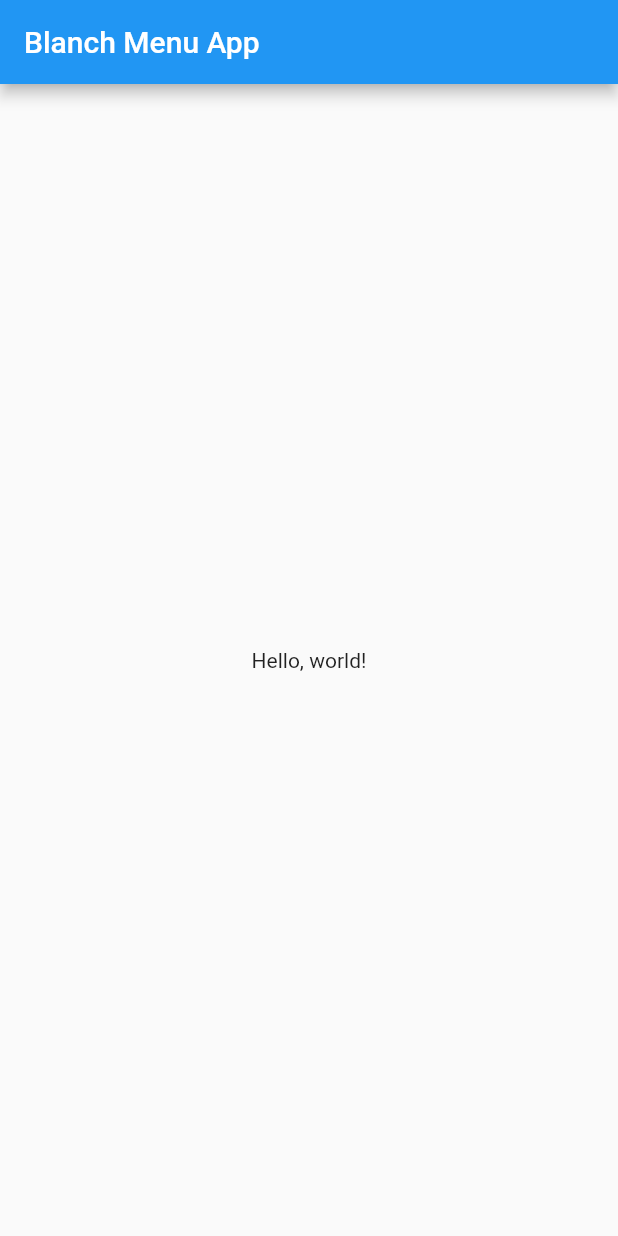
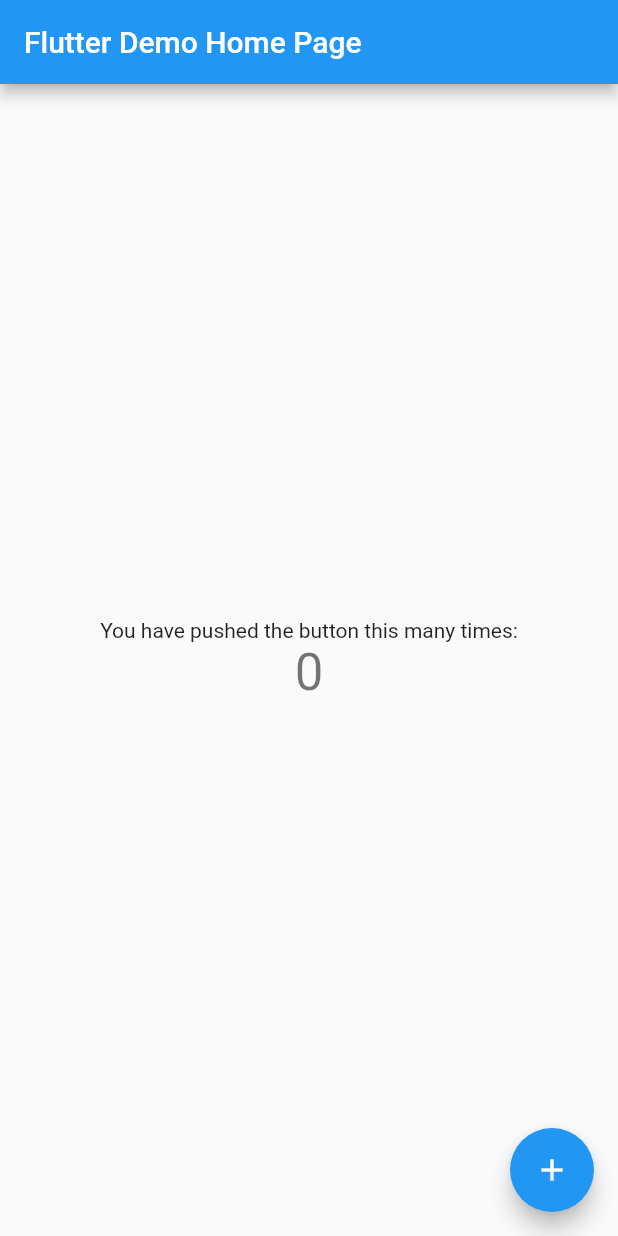
Before and after one commit to fowle22d/blanch_menu_app, a Flutter app: the screen it shows after launch, on a phone screen of 412 x 824 dp. Run offline on Flutter 3.47's test engine with Material 2 defaults, Android fonts, the phone set to English and light mode, and no system bars.

Commit message:
Revert "hello wold demo"
This reverts commit 80f4233d5f31382f857e66112e1f2cbb9f21da47.

hello world demo

```diff
--- a/lib/main.dart
+++ b/lib/main.dart
@@ -1,27 +1,113 @@
-import 'package:flutter/material.dart'; // Material contains logic for prebuilt Flutter widgets
-import 'view/pages/home_page.dart';
+import 'package:flutter/material.dart';
 
-// main calls runApp on the root widget for the app
-void main() => runApp(BlanchMenuApp());
+void main() {
+  runApp(MyApp());
+}
 
-// Create stateless Root widget
-class BlanchMenuApp extends StatelessWidget {
-  // The constructor for the root widget (takes optional key parameter)
-  const BlanchMenuApp({Key key}) : super(key: key);
-
-  // Override the build function to return a Material widget
+class MyApp extends StatelessWidget {
+  // This widget is the root of your application.
   @override
   Widget build(BuildContext context) {
-    // MaterialApp widget wraps a number of widgets commonly required for material design apps
     return MaterialApp(
-      // Define the theme for the app
-      // https://api.flutter.dev/flutter/material/ThemeData-class.html
+      title: 'Flutter Demo',
       theme: ThemeData(
-        primaryColor: Colors.blue,
-        brightness: Brightness.light,
+        // This is the theme of your application.
+        //
+        // Try running your application with "flutter run". You'll see the
+        // application has a blue toolbar. Then, without quitting the app, try
+        // changing the primarySwatch below to Colors.green and then invoke
+        // "hot reload" (press "r" in the console where you ran "flutter run",
+        // or simply save your changes to "hot reload" in a Flutter IDE).
+        // Notice that the counter didn't reset back to zero; the application
+        // is not restarted.
+        primarySwatch: Colors.blue,
       ),
-      // Define the home page for the app (code for widget can be found in /lib/view/pages/home_page.dart)
-      home: HomePage(),
+      home: MyHomePage(title: 'Flutter Demo Home Page'),
     );
   }
 }
+
+class MyHomePage extends StatefulWidget {
+  MyHomePage({Key key, this.title}) : super(key: key);
+
+  // This widget is the home page of your application. It is stateful, meaning
+  // that it has a State object (defined below) that contains fields that affect
+  // how it looks.
+
+  // This class is the configuration for the state. It holds the values (in this
+  // case the title) provided by the parent (in this case the App widget) and
+  // used by the build method of the State. Fields in a Widget subclass are
+  // always marked "final".
+
+  final String title;
+
+  @override
+  _MyHomePageState createState() => _MyHomePageState();
+}
+
+class _MyHomePageState extends State<MyHomePage> {
+  int _counter = 0;
+
+  void _incrementCounter() {
+    setState(() {
+      // This call to setState tells the Flutter framework that something has
+      // changed in this State, which causes it to rerun the build method below
+      // so that the display can reflect the updated values. If we changed
+      // _counter without calling setState(), then the build method would not be
+      // called again, and so nothing would appear to happen.
+      _counter++;
+    });
+  }
+
+  @override
+  Widget build(BuildContext context) {
+    // This method is rerun every time setState is called, for instance as done
+    // by the _incrementCounter method above.
+    //
+    // The Flutter framework has been optimized to make rerunning build methods
+    // fast, so that you can just rebuild anything that needs updating rather
+    // than having to individually change instances of widgets.
+    return Scaffold(
+      appBar: AppBar(
+        // Here we take the value from the MyHomePage object that was created by
+        // the App.build method, and use it to set our appbar title.
+        title: Text(widget.title),
+      ),
+      body: Center(
+        // Center is a layout widget. It takes a single child and positions it
+        // in the middle of the parent.
+        child: Column(
+          // Column is also a layout widget. It takes a list of children and
+          // arranges them vertically. By default, it sizes itself to fit its
+          // children horizontally, and tries to be as tall as its parent.
+          //
+          // Invoke "debug painting" (press "p" in the console, choose the
+          // "Toggle Debug Paint" action from the Flutter Inspector in Android
+          // Studio, or the "Toggle Debug Paint" command in Visual Studio Code)
+          // to see the wireframe for each widget.
+          //
+          // Column has various properties to control how it sizes itself and
+          // how it positions its children. Here we use mainAxisAlignment to
+          // center the children vertically; the main axis here is the vertical
+          // axis because Columns are vertical (the cross axis would be
+          // horizontal).
+          mainAxisAlignment: MainAxisAlignment.center,
+          children: <Widget>[
+            Text(
+              'You have pushed the button this many times:',
+            ),
+            Text(
+              '$_counter',
+              style: Theme.of(context).textTheme.headline4,
+            ),
+          ],
+        ),
+      ),
+      floatingActionButton: FloatingActionButton(
+        onPressed: _incrementCounter,
+        tooltip: 'Increment',
+        child: Icon(Icons.add),
+      ), // This trailing comma makes auto-formatting nicer for build methods.
+    );
+  }
+}
--- a/lib/view/pages/home_page.dart
+++ /dev/null
@@ -1,24 +0,0 @@
-import 'package:flutter/material.dart';
-
-// Create stateless HomePage widget
-class HomePage extends StatelessWidget {
-  // The constructor for the HomePage widget
-  const HomePage({Key key}) : super(key: key);
-
-  // Create and return a Scaffold widget
-  @override
-  Widget build(BuildContext context) {
-    // Scaffold implements basic material design visual layout structure
-    // A Scaffold is basically a page (which contains bars, drawers, ets)
-    return Scaffold(
-      // Create AppBar (at top of page)
-      appBar: AppBar(
-        title: Text("Blanch Menu App"),
-      ),
-      // Create Body
-      body: Center(
-        child: Text("Hello, world!"),
-      ),
-    );
-  }
-}
```
Also changed, not shown: 1 other file.
